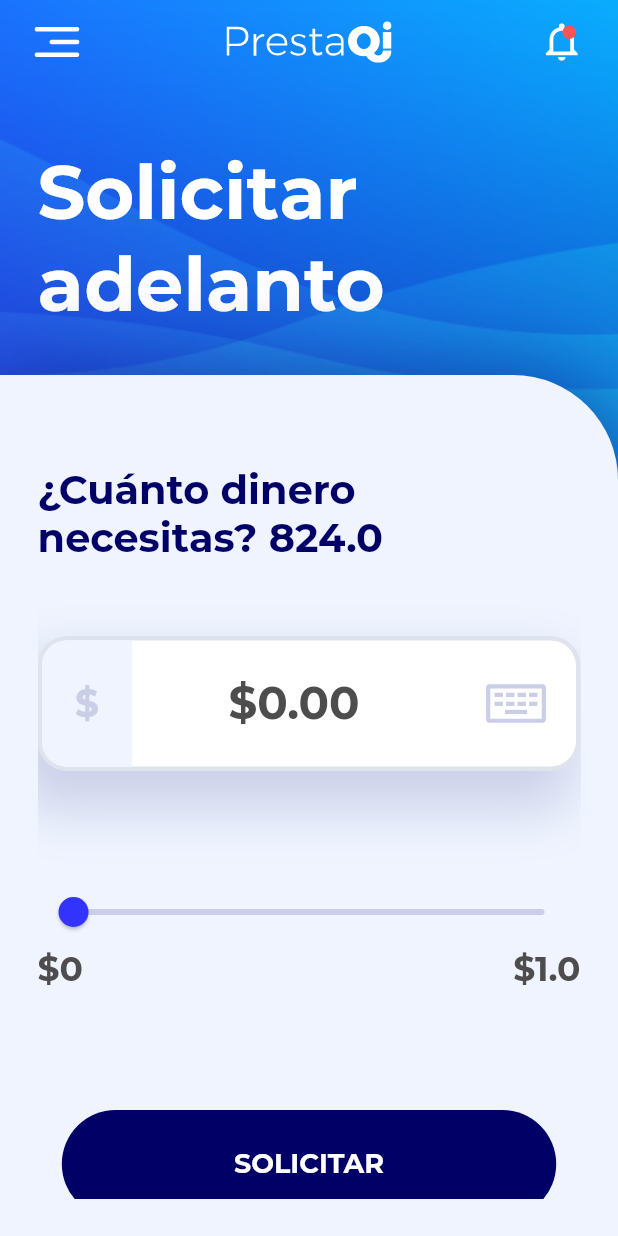
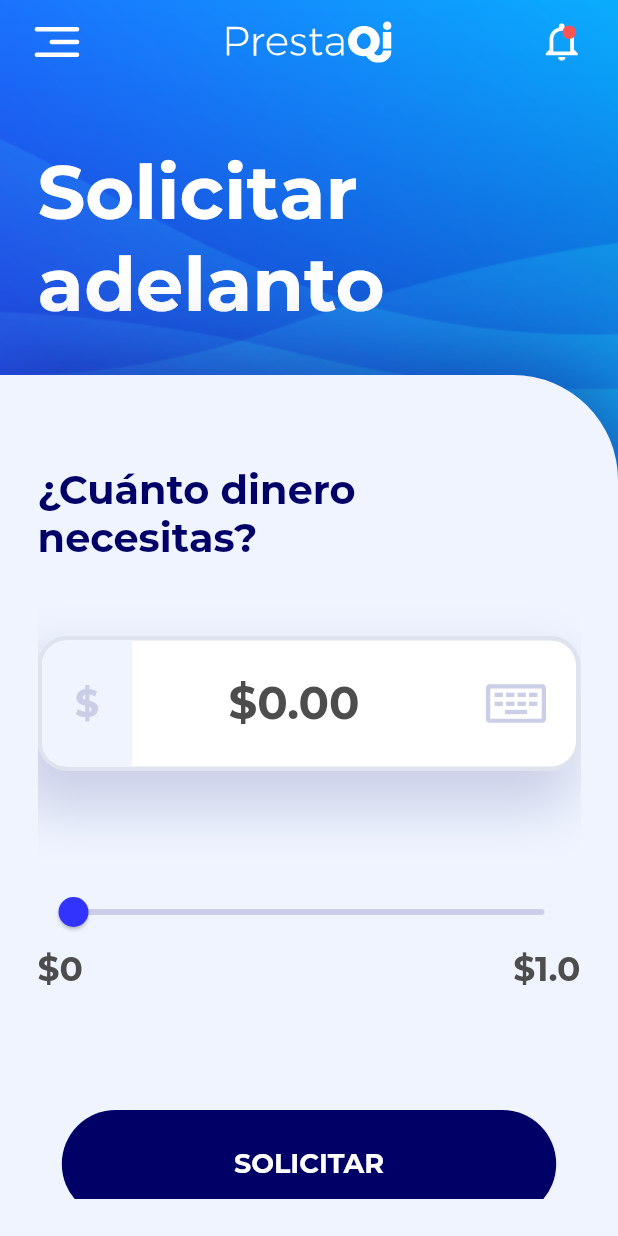
Before and after one commit to ADM-Hitech/AppPrestaQi, a Flutter app: the RequestAdvance screen opened directly, on a phone screen of 412 x 824 dp. Run offline on Flutter 3.47's test engine with Material 2 defaults, Android fonts, the phone set to English and light mode, and no system bars; our stand-ins replace connectivity, flutter_html, flutter_local_notifications, flutter_svg, get_it, shared_preferences; missing offline and left inert: date_util; accounts and stored records are empty; network calls fail; project files that could hold a hidden picture were left out.

Commit message:
remove width screen text

```diff
--- a/lib/Screens/RequestAdvance/request_advance_content.dart
+++ b/lib/Screens/RequestAdvance/request_advance_content.dart
@@ -81,7 +81,7 @@ class RequestAdvanceContent extends StatelessWidget{
                     children: [
                       Container(
                         child: Text(
-                          '¿Cuánto dinero necesitas? ${this.state.screen.height}',
+                          '¿Cuánto dinero necesitas?',
                           style: TextStyle(
                             fontFamily: 'Montserrat',
                             fontWeight: FontWeight.bold,
```
Also changed, not shown: 1 other file.
